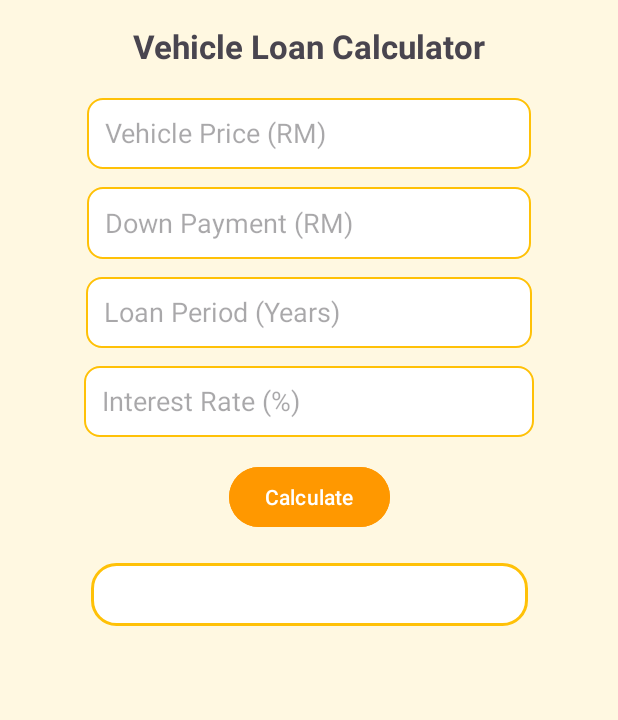
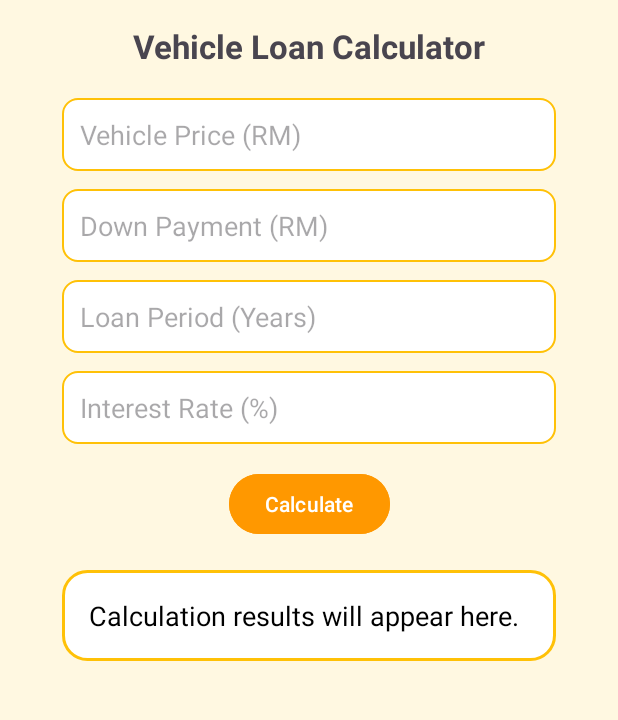
Before and after one commit to raisyahSu/MobileLabAssignment, an Android app: the screen it shows after launch (MainActivity), on a phone screen of 412 x 824 dp, the part 96-816 px from its top. Run offline under Robolectric (Android 15) with nearby library versions, the phone set to English and light mode, and no system bars.

```diff
--- a/app/src/main/java/com/example/mobilelabassignment/AboutActivity.java
+++ b/app/src/main/java/com/example/mobilelabassignment/AboutActivity.java
@@ -37,7 +37,7 @@ public class AboutActivity extends AppCompatActivity {
         TextView tvGithub = findViewById(R.id.tvGithub);
         tvGithub.setOnClickListener(v ->
                 startActivity(new Intent(Intent.ACTION_VIEW,
-                        Uri.parse("https://github.com/YOUR_REPO_HERE")))
+                        Uri.parse("https://github.com/raisyahSu/MobileLabAssignment")))
         );
     }
 
--- a/app/src/main/res/layout/activity_main.xml
+++ b/app/src/main/res/layout/activity_main.xml
@@ -7,10 +7,9 @@
     android:layout_width="match_parent"
     android:layout_height="match_parent"
     android:background="#FFF8E1"
-    android:padding="24dp"
+    android:paddingBottom="24dp"
     tools:context=".MainActivity">
 
-    <!-- Toolbar -->
     <androidx.appcompat.widget.Toolbar
         android:id="@+id/toolbar"
         android:layout_width="0dp"
@@ -20,7 +19,6 @@
         app:layout_constraintStart_toStartOf="parent"
         app:layout_constraintEnd_toEndOf="parent" />
 
-    <!-- Title -->
     <TextView
         android:id="@+id/tvTitle"
         android:layout_width="wrap_content"
@@ -33,60 +31,62 @@
         app:layout_constraintStart_toStartOf="parent"
         app:layout_constraintEnd_toEndOf="parent" />
 
-    <!-- Inputs -->
     <EditText
         android:id="@+id/edtVehiclePrice"
-        android:layout_width="296dp"
-        android:layout_height="47dp"
+        android:layout_width="0dp"
+        android:layout_height="wrap_content"
         android:layout_marginTop="20dp"
         android:background="@drawable/input_box"
         android:hint="Vehicle Price (RM)"
-        android:inputType="number"
+        android:inputType="numberDecimal"
         android:padding="12dp"
+        app:layout_constraintWidth_percent="0.8"
         app:layout_constraintEnd_toEndOf="parent"
         app:layout_constraintStart_toStartOf="parent"
         app:layout_constraintTop_toBottomOf="@id/tvTitle" />
 
     <EditText
         android:id="@+id/edtDownPayment"
-        android:layout_width="296dp"
-        android:layout_height="48dp"
+        android:layout_width="0dp"
+        android:layout_height="wrap_content"
         android:layout_marginTop="12dp"
         android:background="@drawable/input_box"
         android:hint="Down Payment (RM)"
-        android:inputType="number"
+        android:inputType="numberDecimal"
         android:padding="12dp"
+        app:layout_constraintWidth_percent="0.8"
         app:layout_constraintEnd_toEndOf="parent"
         app:layout_constraintStart_toStartOf="parent"
         app:layout_constraintTop_toBottomOf="@id/edtVehiclePrice" />
 
     <EditText
         android:id="@+id/edtLoanPeriod"
-        android:layout_width="297dp"
-        android:layout_height="47dp"
+        android:layout_width="0dp"
+        android:layout_height="wrap_content"
         android:layout_marginTop="12dp"
         android:background="@drawable/input_box"
         android:hint="Loan Period (Years)"
         android:inputType="number"
         android:padding="12dp"
+        app:layout_constraintWidth_percent="0.8"
         app:layout_constraintEnd_toEndOf="parent"
         app:layout_constraintStart_toStartOf="parent"
         app:layout_constraintTop_toBottomOf="@id/edtDownPayment" />
 
     <EditText
         android:id="@+id/edtInterestRate"
-        android:layout_width="300dp"
-        android:layout_height="47dp"
+        android:layout_width="0dp"
+        android:layout_height="wrap_content"
         android:layout_marginTop="12dp"
         android:background="@drawable/input_box"
         android:hint="Interest Rate (%)"
         android:inputType="numberDecimal"
         android:padding="12dp"
+        app:layout_constraintWidth_percent="0.8"
         app:layout_constraintEnd_toEndOf="parent"
         app:layout_constraintStart_toStartOf="parent"
         app:layout_constraintTop_toBottomOf="@id/edtLoanPeriod" />
 
-    <!-- Button Calculate -->
     <Button
         android:id="@+id/btnCalculate"
         android:layout_width="wrap_content"
@@ -99,26 +99,27 @@
         app:layout_constraintEnd_toEndOf="parent"
         android:layout_marginTop="16dp"/>
 
-
-    <!-- Result Box -->
     <LinearLayout
         android:id="@+id/resultBox"
-        android:layout_width="291dp"
-        android:layout_height="42dp"
+        android:layout_width="0dp"
+        android:layout_height="wrap_content"
         android:layout_marginTop="20dp"
         android:background="@drawable/rounded_box"
         android:orientation="vertical"
         android:padding="18dp"
+        app:layout_constraintWidth_percent="0.8"
         app:layout_constraintEnd_toEndOf="parent"
         app:layout_constraintStart_toStartOf="parent"
         app:layout_constraintTop_toBottomOf="@id/btnCalculate">
 
         <TextView
             android:id="@+id/txtResult"
-            android:layout_width="wrap_content"
+            android:layout_width="match_parent"
             android:layout_height="wrap_content"
             android:textColor="#000000"
-            android:textSize="18sp" />
+            android:textSize="18sp"
+            android:text="Calculation results will appear here."
+            />
     </LinearLayout>
 
 </androidx.constraintlayout.widget.ConstraintLayout>
```
Also changed, not shown: app/src/main/java/com/example/mobilelabassignment/MainActivity.java (+79 -15 lines).
